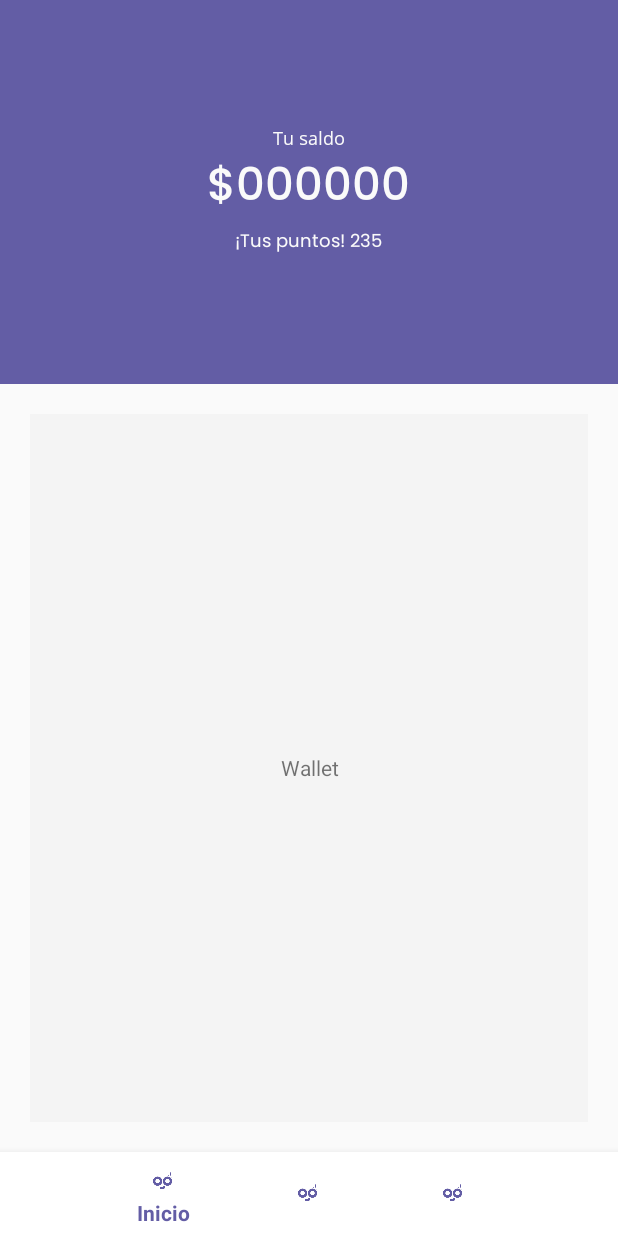
After one commit to Chefcito/191-int2-paycool-prototype, an Android app: the fragment WalletFragment placed in its activity, on a phone screen of 412 x 824 dp. The commit adds this screen. Run offline under Robolectric (Android 15) with nearby library versions, the phone set to English and light mode, and no system bars; our stand-ins replace Firebase (no records; nobody signed in at launch, a user with empty details on screens opened directly); 1 statement that could not run was skipped.

Commit message:
Home activity already works with framents! Bottom navigation partially working

```diff
--- a/app/src/main/java/co/edu/icesi/joancaliz/paycool_prototype/activities/Home.java
+++ b/app/src/main/java/co/edu/icesi/joancaliz/paycool_prototype/activities/Home.java
@@ -2,8 +2,11 @@ package co.edu.icesi.joancaliz.paycool_prototype.activities;
 
 import android.content.Intent;
 import android.support.annotation.NonNull;
+import android.support.design.widget.BottomNavigationView;
+import android.support.v4.app.Fragment;
 import android.support.v7.app.AppCompatActivity;
 import android.os.Bundle;
+import android.view.MenuItem;
 import android.view.View;
 import android.view.Window;
 import android.view.WindowManager;
@@ -22,19 +25,19 @@ import co.edu.icesi.joancaliz.paycool_prototype.Challengue;
 import co.edu.icesi.joancaliz.paycool_prototype.adapters.ChallengueAdapter;
 import co.edu.icesi.joancaliz.paycool_prototype.R;
 import co.edu.icesi.joancaliz.paycool_prototype.User;
+import co.edu.icesi.joancaliz.paycool_prototype.fragments.BenefitsFragment;
+import co.edu.icesi.joancaliz.paycool_prototype.fragments.HomeFragment;
+import co.edu.icesi.joancaliz.paycool_prototype.fragments.WalletFragment;
 
 //El home mijos. La clase de la actividad principal.
 public class Home extends AppCompatActivity {
 
-    //Lista de retos del usuario.
-    private ListView challenguesListView;
-    //Adaptador para la lista de retos.
-    private ChallengueAdapter challengueAdapter;
-    //Textviews de información
     private TextView money;
-    //Comunicación con Firebase
+    private BottomNavigationView bottomNav;
+    private BottomNavigationView.OnNavigationItemSelectedListener bottomNavListener;
+
     private DatabaseReference dbReference;
-     private FirebaseAuth auth;
+    private FirebaseAuth auth;
 
     @Override
     protected void onCreate(Bundle savedInstanceState) {
@@ -43,33 +46,42 @@ public class Home extends AppCompatActivity {
         //La siguiente linea de código oculta el tittle bar
         requestWindowFeature(Window.FEATURE_NO_TITLE);
         getWindow().setFlags(WindowManager.LayoutParams.FLAG_FULLSCREEN, WindowManager.LayoutParams.FLAG_FULLSCREEN);
-
         setContentView(R.layout.activity_home);
 
-        challenguesListView = findViewById(R.id.home_challengues_list_view);
         money = findViewById(R.id.home_money_text_view);
 
-        /* BaseAdapter requiere que le pasemos por parámetro una instancia de Activity, la cual tiene
-        * que ser la actividad en donde se desplegará la lista. Es decir, esta misma actividad (this). */
-        challengueAdapter = new ChallengueAdapter(this);
+        //Navegación principal del home.
+        getSupportFragmentManager().beginTransaction()
+                .replace(R.id.home_main_fragment_container_layout, new HomeFragment() ).commit();
+        bottomNav = findViewById(R.id.home_bottom_navigation_view);
+        bottomNavListener = new BottomNavigationView.OnNavigationItemSelectedListener() {
+            @Override
+            public boolean onNavigationItemSelected(@NonNull MenuItem menuItem) {
+                Fragment currentFragment = null;
 
-        // Una vez inicializado el adaptador, se le debe añadir al ListView.
-        challenguesListView.setAdapter(challengueAdapter);
+                switch( menuItem.getItemId() ) {
+                    case R.id.bottom_navigation_home_item:
+                        currentFragment = new HomeFragment();
+                        break;
 
-        // Esta es la manera en cómo hacer que se pueda ingresar a cada item de la lista.
-        challenguesListView.setOnItemClickListener(new AdapterView.OnItemClickListener() {
-            @Override
-            public void onItemClick(AdapterView<?> adapterView, View view, int i, long l) {
-                challengueAdapter.goToAccomplishChallengueActivity(i);
+                    case R.id.bottom_navigation_benefits_item:
+                        currentFragment = new BenefitsFragment();
+                        break;
+
+                    case R.id.bottom_navigation_wallet_item:
+                        currentFragment = new WalletFragment();
+                        break;
+                }
+
+                getSupportFragmentManager().beginTransaction()
+                        .replace(R.id.home_main_fragment_container_layout, currentFragment).commit();
+
+                return true;
             }
-        });
+        };
+        bottomNav.setOnNavigationItemSelectedListener(bottomNavListener);
 
-        // Añadí tres retos de prueba para ver si funcionaba correctamente.
-        challengueAdapter.addChallengue(new Challengue() );
-        challengueAdapter.addChallengue(new Challengue() );
-        challengueAdapter.addChallengue(new Challengue() );
-
-
+        // Firebase
         auth = FirebaseAuth.getInstance();
         dbReference= FirebaseDatabase.getInstance().getReference();
 
--- /dev/null
+++ b/app/src/main/java/co/edu/icesi/joancaliz/paycool_prototype/fragments/HomeFragment.java
@@ -0,0 +1,48 @@
+package co.edu.icesi.joancaliz.paycool_prototype.fragments;
+
+import android.os.Bundle;
+import android.support.annotation.NonNull;
+import android.support.annotation.Nullable;
+import android.support.v4.app.Fragment;
+import android.view.LayoutInflater;
+import android.view.View;
+import android.view.ViewGroup;
+import android.widget.AdapterView;
+import android.widget.ListView;
+
+import co.edu.icesi.joancaliz.paycool_prototype.Challengue;
+import co.edu.icesi.joancaliz.paycool_prototype.R;
+import co.edu.icesi.joancaliz.paycool_prototype.activities.Home;
+import co.edu.icesi.joancaliz.paycool_prototype.adapters.ChallengueAdapter;
+
+public class HomeFragment extends Fragment {
+
+    private View view;
+
+    private ListView challenguesListView;
+    private ChallengueAdapter challengueAdapter;
+
+    @Nullable
+    @Override
+    public View onCreateView(@NonNull LayoutInflater inflater, @Nullable ViewGroup container, @Nullable Bundle savedInstanceState) {
+
+        view = inflater.inflate(R.layout.fragment_home, container, false);
+
+        challenguesListView = view.findViewById(R.id.fragment_home_challengues_list_view);
+        challengueAdapter = new ChallengueAdapter(getActivity() );
+        challenguesListView.setAdapter(challengueAdapter);
+
+        challenguesListView.setOnItemClickListener(new AdapterView.OnItemClickListener() {
+            @Override
+            public void onItemClick(AdapterView<?> adapterView, View view, int i, long l) {
+                challengueAdapter.goToAccomplishChallengueActivity(i);
+            }
+        });
+
+        challengueAdapter.addChallengue(new Challengue() );
+        challengueAdapter.addChallengue(new Challengue() );
+        challengueAdapter.addChallengue(new Challengue() );
+
+        return view;
+    }
+}
--- /dev/null
+++ b/app/src/main/java/co/edu/icesi/joancaliz/paycool_prototype/fragments/WalletFragment.java
@@ -0,0 +1,21 @@
+package co.edu.icesi.joancaliz.paycool_prototype.fragments;
+
+import android.os.Bundle;
+import android.support.annotation.NonNull;
+import android.support.annotation.Nullable;
+import android.support.v4.app.Fragment;
+import android.view.LayoutInflater;
+import android.view.View;
+import android.view.ViewGroup;
+
+import co.edu.icesi.joancaliz.paycool_prototype.R;
+
+public class WalletFragment extends Fragment {
+
+    @Nullable
+    @Override
+    public View onCreateView(@NonNull LayoutInflater inflater, @Nullable ViewGroup container, @Nullable Bundle savedInstanceState) {
+
+        return inflater.inflate(R.layout.fragment_wallet, container, false);
+    }
+}
--- a/app/src/main/res/layout/activity_home.xml
+++ b/app/src/main/res/layout/activity_home.xml
@@ -1,9 +1,9 @@
 <?xml version="1.0" encoding="utf-8"?>
-<LinearLayout xmlns:tools="http://schemas.android.com/tools"
+<LinearLayout
     android:layout_width="match_parent"
     android:layout_height="match_parent"
+    android:orientation="vertical"
     xmlns:app="http://schemas.android.com/apk/res-auto"
-    android:orientation="vertical"
     xmlns:android="http://schemas.android.com/apk/res/android">
 
     <LinearLayout
@@ -43,27 +43,14 @@
 
     </LinearLayout>
 
-    <LinearLayout
+    <FrameLayout
+        android:id="@+id/home_main_fragment_container_layout"
         android:layout_width="match_parent"
         android:layout_height="0dp"
         android:layout_weight="4"
-        android:orientation="vertical"
-        android:background="@color/gray1"
-        android:padding="80px">
+        android:padding="20dp">
 
-        <LinearLayout
-            android:layout_width="match_parent"
-            android:layout_height="0dp"
-            android:layout_weight="3"
-            android:orientation="vertical">
-
-            <ListView
-                android:id="@+id/home_challengues_list_view"
-                android:layout_width="match_parent"
-                android:layout_height="match_parent">
-            </ListView>
-        </LinearLayout>
-    </LinearLayout>
+    </FrameLayout>
 
     <android.support.design.widget.BottomNavigationView
         android:id="@+id/home_bottom_navigation_view"
@@ -73,6 +60,8 @@
         app:labelVisibilityMode="selected"
         android:background="#FFFFFF"
         app:itemIconTint="@color/primaryColor"
-        ></android.support.design.widget.BottomNavigationView>
+        >
+
+    </android.support.design.widget.BottomNavigationView>
 
 </LinearLayout>
--- /dev/null
+++ b/app/src/main/res/layout/fragment_wallet.xml
@@ -0,0 +1,15 @@
+<?xml version="1.0" encoding="utf-8"?>
+<LinearLayout
+    android:layout_width="match_parent"
+    android:layout_height="match_parent"
+    android:orientation="vertical"
+    android:background="@color/gray1"
+    xmlns:android="http://schemas.android.com/apk/res/android">
+
+    <TextView
+        android:layout_width="match_parent"
+        android:layout_height="match_parent"
+        android:gravity="center"
+        android:text="Wallet"/>
+
+</LinearLayout>
--- a/app/src/main/res/menu/bottom_navigation.xml
+++ b/app/src/main/res/menu/bottom_navigation.xml
@@ -3,18 +3,18 @@
     <item
         android:id="@+id/bottom_navigation_home_item"
         android:icon="@drawable/logo_small"
-        android:title="Home"
+        android:title="Inicio"
         />
 
     <item
         android:id="@+id/bottom_navigation_benefits_item"
         android:icon="@drawable/logo_small"
-        android:title="Benefits"
+        android:title="Beneficios"
         />
 
     <item
         android:id="@+id/bottom_navigation_wallet_item"
         android:icon="@drawable/logo_small"
-        android:title="Wallet"
+        android:title="Billetera"
         />
 </menu>
```
Also changed, not shown: app/src/main/AndroidManifest.xml (+7 -7 lines), app/src/main/java/co/edu/icesi/joancaliz/paycool_prototype/activities/AccomplishChallengue.java (+0 -11 lines), app/src/main/java/co/edu/icesi/joancaliz/paycool_prototype/fragments/BenefitsFragment.java (added, +21 -0 lines), app/src/main/res/layout/fragment_benefits.xml (added, +15 -0 lines), app/src/main/res/layout/fragment_home.xml (added, +15 -0 lines).
